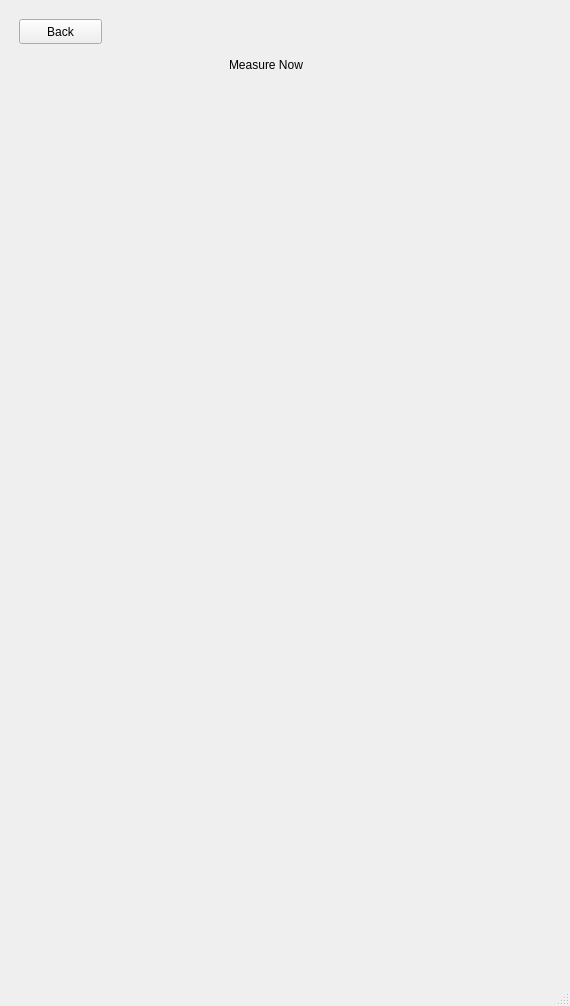
Old version of the form mainwindow.ui in the repository momo674/COMP3004-FinalProject.
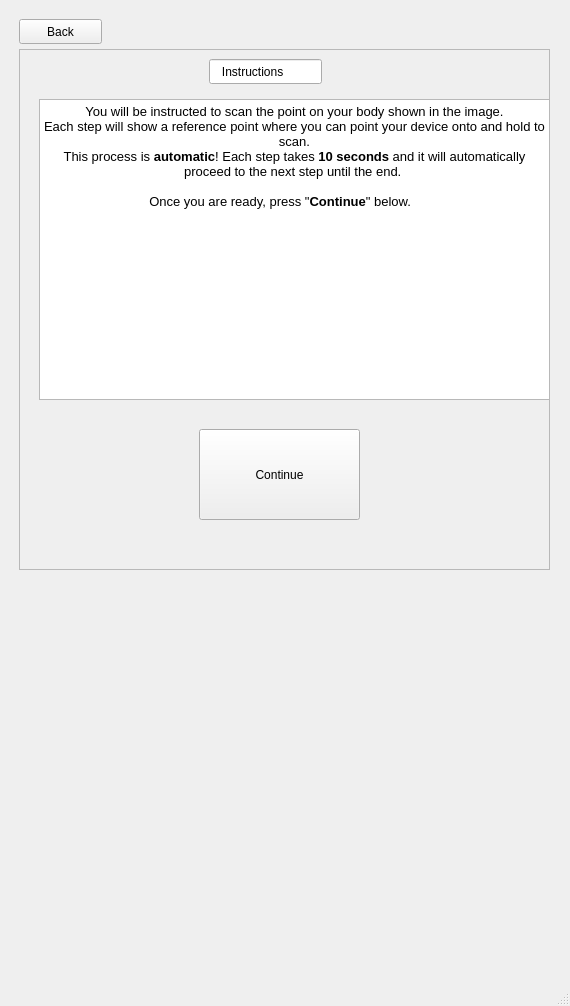
New version of the form. The open tabs and pages were chosen to show the change. Icons and pictures are not drawn.

What changed in the file:
```diff
--- a/mainwindow.ui
+++ b/mainwindow.ui
@@ -654,19 +654,6 @@
        </widget>
       </widget>
       <widget class="QWidget" name="page_7">
-       <widget class="QLabel" name="label_11">
-        <property name="geometry">
-         <rect>
-          <x>220</x>
-          <y>30</y>
-          <width>141</width>
-          <height>51</height>
-         </rect>
-        </property>
-        <property name="text">
-         <string>Measure Now</string>
-        </property>
-       </widget>
        <widget class="QPushButton" name="pushButton_11">
         <property name="geometry">
          <rect>
@@ -680,6 +667,78 @@
          <string>Back</string>
         </property>
        </widget>
+       <widget class="QFrame" name="frame_3">
+        <property name="geometry">
+         <rect>
+          <x>10</x>
+          <y>40</y>
+          <width>531</width>
+          <height>521</height>
+         </rect>
+        </property>
+        <property name="frameShape">
+         <enum>QFrame::StyledPanel</enum>
+        </property>
+        <property name="frameShadow">
+         <enum>QFrame::Raised</enum>
+        </property>
+        <widget class="QPushButton" name="pushButton">
+         <property name="geometry">
+          <rect>
+           <x>180</x>
+           <y>380</y>
+           <width>161</width>
+           <height>91</height>
+          </rect>
+         </property>
+         <property name="text">
+          <string>Continue</string>
+         </property>
+        </widget>
+        <widget class="QLineEdit" name="lineEdit_8">
+         <property name="geometry">
+          <rect>
+           <x>190</x>
+           <y>10</y>
+           <width>113</width>
+           <height>25</height>
+          </rect>
+         </property>
+         <property name="text">
+          <string>   Instructions</string>
+         </property>
+        </widget>
+        <widget class="QTextEdit" name="textEdit">
+         <property name="geometry">
+          <rect>
+           <x>20</x>
+           <y>50</y>
+           <width>511</width>
+           <height>301</height>
+          </rect>
+         </property>
+         <property name="readOnly">
+          <bool>true</bool>
+         </property>
+         <property name="html">
+          <string>&lt;!DOCTYPE HTML PUBLIC &quot;-//W3C//DTD HTML 4.0//EN&quot; &quot;http://www.w3.org/TR/REC-html40/strict.dtd&quot;&gt;
+&lt;html&gt;&lt;head&gt;&lt;meta name=&quot;qrichtext&quot; content=&quot;1&quot; /&gt;&lt;style type=&quot;text/css&quot;&gt;
+p, li { white-space: pre-wrap; }
+&lt;/style&gt;&lt;/head&gt;&lt;body style=&quot; font-family:'Sans'; font-size:10pt; font-weight:400; font-style:normal;&quot;&gt;
+&lt;p align=&quot;center&quot; style=&quot; margin-top:0px; margin-bottom:0px; margin-left:0px; margin-right:0px; -qt-block-indent:0; text-indent:0px;&quot;&gt;You will be instructed to scan the point on your body shown in the image.&lt;/p&gt;
+&lt;p align=&quot;center&quot; style=&quot; margin-top:0px; margin-bottom:0px; margin-left:0px; margin-right:0px; -qt-block-indent:0; text-indent:0px;&quot;&gt;Each step will show a reference point where you can point your device onto and hold to scan.&lt;/p&gt;
+&lt;p align=&quot;center&quot; style=&quot; margin-top:0px; margin-bottom:0px; margin-left:0px; margin-right:0px; -qt-block-indent:0; text-indent:0px;&quot;&gt;This process is &lt;span style=&quot; font-weight:600;&quot;&gt;automatic&lt;/span&gt;! Each step takes &lt;span style=&quot; font-weight:600;&quot;&gt;10 seconds&lt;/span&gt; and it will automatically proceed to the next step until the end. &lt;/p&gt;
+&lt;p align=&quot;center&quot; style=&quot;-qt-paragraph-type:empty; margin-top:0px; margin-bottom:0px; margin-left:0px; margin-right:0px; -qt-block-indent:0; text-indent:0px;&quot;&gt;&lt;br /&gt;&lt;/p&gt;
+&lt;p align=&quot;center&quot; style=&quot; margin-top:0px; margin-bottom:0px; margin-left:0px; margin-right:0px; -qt-block-indent:0; text-indent:0px;&quot;&gt;Once you are ready, press &amp;quot;&lt;span style=&quot; font-weight:600;&quot;&gt;Continue&lt;/span&gt;&amp;quot; below.        &lt;/p&gt;
+&lt;p style=&quot; margin-top:0px; margin-bottom:0px; margin-left:0px; margin-right:0px; -qt-block-indent:0; text-indent:0px;&quot;&gt;    &lt;/p&gt;
+&lt;p align=&quot;center&quot; style=&quot; margin-top:0px; margin-bottom:0px; margin-left:0px; margin-right:0px; -qt-block-indent:0; text-indent:0px;&quot;&gt;        &lt;img src=&quot;:/images/rado1.jpeg&quot; width=&quot;100&quot; height=&quot;100&quot; /&gt;        &lt;/p&gt;
+&lt;p style=&quot; margin-top:0px; margin-bottom:0px; margin-left:0px; margin-right:0px; -qt-block-indent:0; text-indent:0px;&quot;&gt;  &lt;/p&gt;&lt;/body&gt;&lt;/html&gt;</string>
+         </property>
+         <property name="acceptRichText">
+          <bool>true</bool>
+         </property>
+        </widget>
+       </widget>
       </widget>
      </widget>
     </item>
```
Left out of the diff: 79 changed lines with no effect on the pictures.
